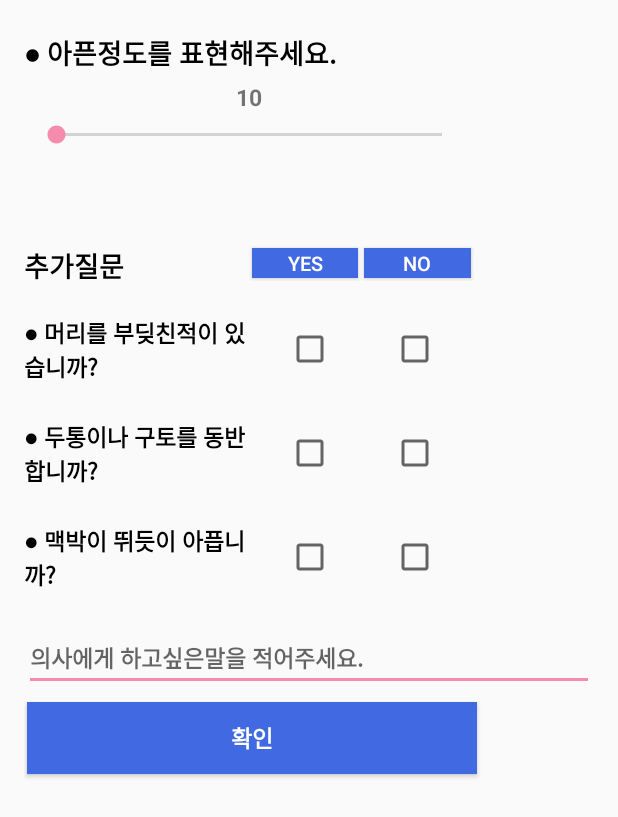
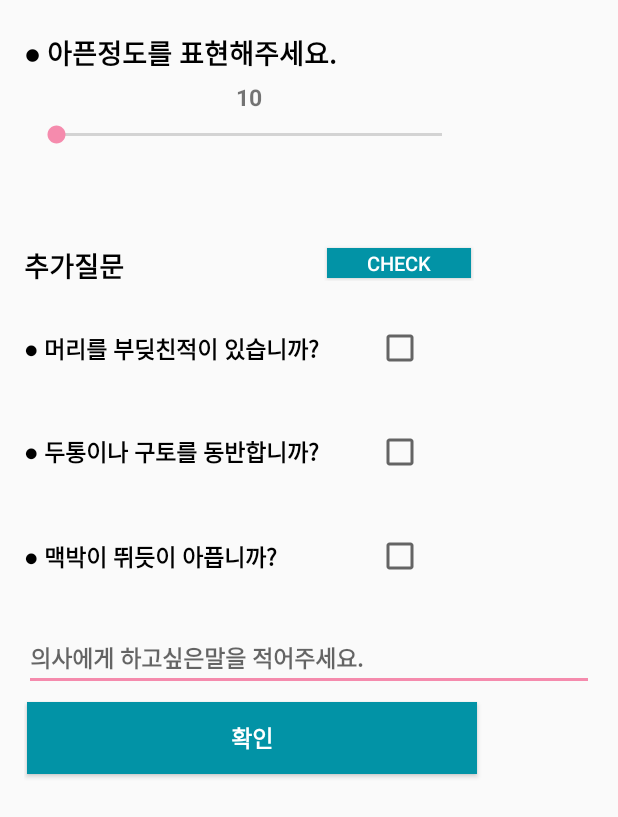
Before and after one commit to IamSSam/SmartHealthManager, an Android app: the layout dialog_more.xml on its own in the app's theme, with its tools: preview values and no code run, on a phone screen of 412 x 824 dp. Shown: the top 817 px of the screen. Run offline under Robolectric (Android 15) with nearby library versions, the phone set to English and light mode, and no system bars.

Commit message:
Implement store st_sub to DB

```diff
--- a/SmartHealthManager/app/src/main/java/com/awesome/smarthealthmanager/PersonalSymptomFragment.java
+++ b/SmartHealthManager/app/src/main/java/com/awesome/smarthealthmanager/PersonalSymptomFragment.java
@@ -51,11 +51,13 @@ public class PersonalSymptomFragment extends Fragment implements View.OnClickLis
     Button symptom_main_btn3;
     Button find_hospital;
     Button more_confirm;
-
+    CheckBox detail_symptom_cb1;
+    CheckBox detail_symptom_cb2;
+    CheckBox detail_symptom_cb3;
     private String tmp_st_main;
     private int current_position;
     private int tmp_st_scale;
-    private String tmp_st_sub = "";
+    private StringBuilder tmp_st_sub;
 //    private String st_comment = "";
     private EditText tmp_st_comment;
     private Dialog levelDialog;
@@ -169,6 +171,9 @@ public class PersonalSymptomFragment extends Fragment implements View.OnClickLis
         symptom_main_btn3.setOnClickListener(this);
         find_hospital.setOnClickListener(this);
 
+        detail_symptom_cb1 = (CheckBox) moreDialog.findViewById(R.id.checkbox_btn1);
+        detail_symptom_cb2 = (CheckBox) moreDialog.findViewById(R.id.checkbox_btn2);
+        detail_symptom_cb3 = (CheckBox) moreDialog.findViewById(R.id.checkbox_btn3);
 
         tmp_st_comment = (EditText) moreDialog.findViewById(R.id.symptom_comment);
         tmp_st_scale = 10;
@@ -281,10 +286,15 @@ public class PersonalSymptomFragment extends Fragment implements View.OnClickLis
 
             case R.id.more_confirm:
                 levelDialog.dismiss();
+                tmp_st_sub = new StringBuilder();
+                tmp_st_sub.append(detail_symptom_cb1.isChecked()? "true " : "false ");
+                tmp_st_sub.append(detail_symptom_cb2.isChecked()? "true " : "false ");
+                tmp_st_sub.append(detail_symptom_cb3.isChecked()? "true " : "false ");
+
                 Person.st_main = tmp_st_main;
                 Person.st_place = st_place[current_position][0];
                 Person.st_scale = tmp_st_scale;
-                Person.st_sub = tmp_st_sub;
+                Person.st_sub = tmp_st_sub.toString();
                 Person.st_comment = tmp_st_comment.getText().toString();
 
                 httpAsyncTask = new HttpAsyncTask();
--- a/SmartHealthManager/app/src/main/java/com/awesome/smarthealthmanager/SignUpActivity.java
+++ b/SmartHealthManager/app/src/main/java/com/awesome/smarthealthmanager/SignUpActivity.java
@@ -175,7 +175,7 @@ public class SignUpActivity extends AppCompatActivity {
         @Override
         protected void onPostExecute(String result) {
             if (result.equals("Did not work!")) {
-                Toast.makeText(SignUpActivity.this, "로그인 실패 인터넷 연결을 확인하세요", Toast.LENGTH_SHORT).show();
+                Toast.makeText(SignUpActivity.this, "실패! 인터넷 연결을 확인하세요", Toast.LENGTH_SHORT).show();
             }
             try {
                 JSONObject jobj = new JSONObject(result);
@@ -183,9 +183,9 @@ public class SignUpActivity extends AppCompatActivity {
                     Toast.makeText(SignUpActivity.this, "이미 있는 아이디이거나 서버 오류입니다.", Toast.LENGTH_SHORT).show();
                 } else {
                     Toast.makeText(SignUpActivity.this, "회원가입에 성공하였습니다.", Toast.LENGTH_SHORT).show();
+                    Intent intent = new Intent(SignUpActivity.this, LoginActivity.class);
+                    startActivity(intent);
                 }
-                Intent intent = new Intent(SignUpActivity.this, LoginActivity.class);
-                startActivity(intent);
 
             } catch (JSONException e) {
                 e.printStackTrace();
--- a/SmartHealthManager/app/src/main/res/layout/dialog_more.xml
+++ b/SmartHealthManager/app/src/main/res/layout/dialog_more.xml
@@ -53,7 +53,7 @@
                 android:layout_width="0dp"
                 android:layout_height="wrap_content"
                 android:layout_marginTop="5dp"
-                android:layout_weight="1"
+                android:layout_weight="2"
                 android:text="추가질문"
                 android:textColor="#000000"
                 android:textSize="18sp"
@@ -62,7 +62,7 @@
             <LinearLayout
                 android:layout_width="0dp"
                 android:layout_height="wrap_content"
-                android:layout_gravity="center_vertical"
+                android:layout_gravity="center_vertical|center_horizontal"
                 android:layout_weight="1">
 
                 <Button
@@ -70,18 +70,8 @@
                     android:layout_height="20dp"
                     android:layout_margin="2dp"
                     android:layout_weight="2"
-                    android:background="#4169E1"
-                    android:text="YES"
-                    android:textColor="#ffffff"
-                    android:textSize="13sp" />
-
-                <Button
-                    android:layout_width="0dp"
-                    android:layout_height="20dp"
-                    android:layout_margin="2dp"
-                    android:layout_weight="2"
-                    android:background="#4169E1"
-                    android:text="NO"
+                    android:background="#0293a6"
+                    android:text="CHECK"
                     android:textColor="#ffffff"
                     android:textSize="13sp" />
 
@@ -92,14 +82,14 @@
             android:layout_width="300dp"
             android:layout_height="0dp"
             android:layout_marginTop="5dp"
-            android:layout_weight="1"
+            android:layout_weight="0.99"
             android:gravity="center"
             android:orientation="horizontal">
 
             <TextView
                 android:layout_width="0dp"
                 android:layout_height="wrap_content"
-                android:layout_weight="1"
+                android:layout_weight="2"
                 android:text="● 머리를 부딪친적이 있습니까?"
                 android:textColor="#000000"
                 android:textSize="15sp"
@@ -112,18 +102,9 @@
                 android:gravity="center">
 
                 <CheckBox
-                    android:id="@+id/symptom_sub_yescheck1"
+                    android:id="@+id/checkbox_btn1"
                     android:layout_width="30dp"
-                    android:layout_height="20dp"
-                    android:layout_marginRight="20dp" />
-
-                <CheckBox
-                    android:layout_width="30dp"
-                    android:layout_height="20dp"
-                    android:layout_marginLeft="20dp"
-                    android:duplicateParentState="false"
-                    android:checked="false"
-                    android:id="@+id/symptom_sub_nocheck1" />
+                    android:layout_height="20dp"/>
 
             </LinearLayout>
         </LinearLayout>
@@ -138,7 +119,7 @@
             <TextView
                 android:layout_width="0dp"
                 android:layout_height="wrap_content"
-                android:layout_weight="1"
+                android:layout_weight="2"
                 android:text="● 두통이나 구토를 동반합니까?"
                 android:textColor="#000000"
                 android:textSize="15sp"
@@ -150,17 +131,11 @@
                 android:layout_weight="1"
                 android:gravity="center">
 
-                <CheckBox
-                    android:id="@+id/symptom_sub_yescheck2"
-                    android:layout_width="30dp"
-                    android:layout_height="20dp"
-                    android:layout_marginRight="20dp" />
 
                 <CheckBox
+                    android:id="@+id/checkbox_btn2"
                     android:layout_width="30dp"
-                    android:layout_height="20dp"
-                    android:layout_marginLeft="20dp"
-                    android:id="@+id/symptom_sub_nocheck2" />
+                    android:layout_height="20dp"/>
 
             </LinearLayout>
         </LinearLayout>
@@ -175,7 +150,7 @@
             <TextView
                 android:layout_width="0dp"
                 android:layout_height="wrap_content"
-                android:layout_weight="1"
+                android:layout_weight="2"
                 android:text="● 맥박이 뛰듯이 아픕니까?"
                 android:textColor="#000000"
                 android:textSize="15sp"
@@ -185,24 +160,15 @@
                 android:layout_width="0dp"
                 android:layout_height="wrap_content"
                 android:layout_weight="1"
-
                 android:gravity="center">
 
                 <CheckBox
-                    android:id="@+id/symptom_sub_yescheck3"
+                    android:id="@+id/checkbox_btn3"
                     android:layout_width="30dp"
-                    android:layout_height="20dp"
-                    android:layout_marginRight="20dp" />
-
-                <CheckBox
-                    android:layout_width="30dp"
-                    android:layout_height="20dp"
-                    android:layout_marginLeft="20dp" />
+                    android:layout_height="20dp"/>
 
             </LinearLayout>
         </LinearLayout>
-
-
     </LinearLayout>
 
     <LinearLayout
@@ -235,7 +201,7 @@
             android:layout_width="300dp"
             android:layout_height="wrap_content"
             android:layout_margin="2dp"
-            android:background="#4169E1"
+            android:background="#0293a6"
             android:text="확인"
             android:textColor="#FFFFFF"
             android:textSize="15sp"
```
